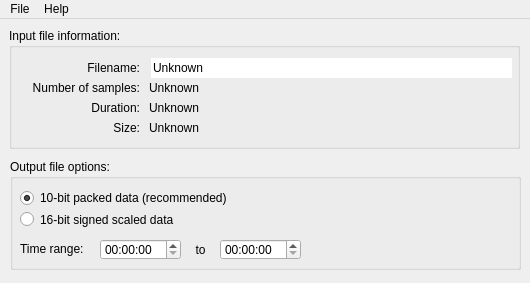
Old version of the form Linux-Application/LaserDiscAnalyser/mainwindow.ui in the repository simoninns/DomesdayDuplicator-gui-app.
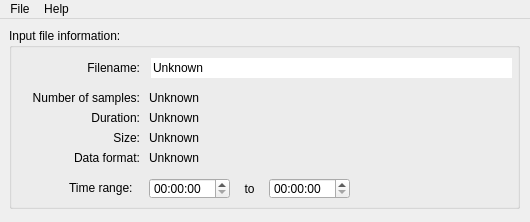
New version of the form.

```diff
--- a/Linux-Application/LaserDiscAnalyser/mainwindow.ui
+++ b/Linux-Application/LaserDiscAnalyser/mainwindow.ui
@@ -7,19 +7,19 @@
     <x>0</x>
     <y>0</y>
     <width>530</width>
-    <height>283</height>
+    <height>222</height>
    </rect>
   </property>
   <property name="minimumSize">
    <size>
     <width>530</width>
-    <height>283</height>
+    <height>222</height>
    </size>
   </property>
   <property name="maximumSize">
    <size>
     <width>530</width>
-    <height>283</height>
+    <height>222</height>
    </size>
   </property>
   <property name="windowTitle">
@@ -32,7 +32,7 @@
       <x>9</x>
       <y>9</y>
       <width>511</width>
-      <height>121</height>
+      <height>181</height>
      </rect>
     </property>
     <property name="title">
@@ -42,7 +42,7 @@
      <property name="geometry">
       <rect>
        <x>10</x>
-       <y>50</y>
+       <y>60</y>
        <width>121</width>
        <height>20</height>
       </rect>
@@ -61,7 +61,7 @@
      <property name="geometry">
       <rect>
        <x>10</x>
-       <y>90</y>
+       <y>100</y>
        <width>121</width>
        <height>20</height>
       </rect>
@@ -80,7 +80,7 @@
      <property name="geometry">
       <rect>
        <x>140</x>
-       <y>50</y>
+       <y>60</y>
        <width>361</width>
        <height>20</height>
       </rect>
@@ -93,7 +93,7 @@
      <property name="geometry">
       <rect>
        <x>140</x>
-       <y>90</y>
+       <y>100</y>
        <width>361</width>
        <height>20</height>
       </rect>
@@ -125,7 +125,7 @@
      <property name="geometry">
       <rect>
        <x>10</x>
-       <y>70</y>
+       <y>80</y>
        <width>121</width>
        <height>20</height>
       </rect>
@@ -144,7 +144,7 @@
      <property name="geometry">
       <rect>
        <x>140</x>
-       <y>70</y>
+       <y>80</y>
        <width>361</width>
        <height>20</height>
       </rect>
@@ -181,53 +181,11 @@
       <bool>true</bool>
      </property>
     </widget>
-   </widget>
-   <widget class="QGroupBox" name="groupBox">
-    <property name="geometry">
-     <rect>
-      <x>10</x>
-      <y>140</y>
-      <width>511</width>
-      <height>111</height>
-     </rect>
-    </property>
-    <property name="title">
-     <string>Output file options:</string>
-    </property>
-    <widget class="QRadioButton" name="tenBitRadioButton">
-     <property name="geometry">
-      <rect>
-       <x>10</x>
-       <y>31</y>
-       <width>491</width>
-       <height>16</height>
-      </rect>
-     </property>
-     <property name="text">
-      <string>10-bit packed data (recommended)</string>
-     </property>
-     <property name="checked">
-      <bool>true</bool>
-     </property>
-    </widget>
-    <widget class="QRadioButton" name="sixteenBitRadioButton">
-     <property name="geometry">
-      <rect>
-       <x>10</x>
-       <y>50</y>
-       <width>491</width>
-       <height>21</height>
-      </rect>
-     </property>
-     <property name="text">
-      <string>16-bit signed scaled data</string>
-     </property>
-    </widget>
     <widget class="QLabel" name="label_5">
      <property name="geometry">
       <rect>
-       <x>10</x>
-       <y>80</y>
+       <x>60</x>
+       <y>150</y>
        <width>81</width>
        <height>20</height>
       </rect>
@@ -236,11 +194,37 @@
       <string>Time range:</string>
      </property>
     </widget>
+    <widget class="QTimeEdit" name="startTimeEdit">
+     <property name="geometry">
+      <rect>
+       <x>140</x>
+       <y>150</y>
+       <width>81</width>
+       <height>21</height>
+      </rect>
+     </property>
+     <property name="currentSection">
+      <enum>QDateTimeEdit::HourSection</enum>
+     </property>
+     <property name="displayFormat">
+      <string>HH:mm:ss</string>
+     </property>
+     <property name="timeSpec">
+      <enum>Qt::UTC</enum>
+     </property>
+     <property name="time">
+      <time>
+       <hour>0</hour>
+       <minute>0</minute>
+       <second>0</second>
+      </time>
+     </property>
+    </widget>
     <widget class="QLabel" name="label_6">
      <property name="geometry">
       <rect>
-       <x>180</x>
-       <y>80</y>
+       <x>230</x>
+       <y>150</y>
        <width>21</width>
        <height>21</height>
       </rect>
@@ -252,37 +236,11 @@
       <set>Qt::AlignCenter</set>
      </property>
     </widget>
-    <widget class="QTimeEdit" name="startTimeEdit">
-     <property name="geometry">
-      <rect>
-       <x>90</x>
-       <y>80</y>
-       <width>81</width>
-       <height>21</height>
-      </rect>
-     </property>
-     <property name="currentSection">
-      <enum>QDateTimeEdit::SecondSection</enum>
-     </property>
-     <property name="displayFormat">
-      <string>HH:mm:ss</string>
-     </property>
-     <property name="timeSpec">
-      <enum>Qt::UTC</enum>
-     </property>
-     <property name="time">
-      <time>
-       <hour>0</hour>
-       <minute>0</minute>
-       <second>0</second>
-      </time>
-     </property>
-    </widget>
     <widget class="QTimeEdit" name="endTimeEdit">
      <property name="geometry">
       <rect>
-       <x>210</x>
-       <y>80</y>
+       <x>260</x>
+       <y>150</y>
        <width>81</width>
        <height>21</height>
       </rect>
@@ -304,6 +262,38 @@
       </time>
      </property>
     </widget>
+    <widget class="QLabel" name="label_7">
+     <property name="geometry">
+      <rect>
+       <x>10</x>
+       <y>120</y>
+       <width>121</width>
+       <height>20</height>
+      </rect>
+     </property>
+     <property name="layoutDirection">
+      <enum>Qt::LeftToRight</enum>
+     </property>
+     <property name="text">
+      <string>Data format:</string>
+     </property>
+     <property name="alignment">
+      <set>Qt::AlignRight|Qt::AlignTrailing|Qt::AlignVCenter</set>
+     </property>
+    </widget>
+    <widget class="QLabel" name="dataFormatLabel">
+     <property name="geometry">
+      <rect>
+       <x>140</x>
+       <y>120</y>
+       <width>361</width>
+       <height>20</height>
+      </rect>
+     </property>
+     <property name="text">
+      <string>Unknown</string>
+     </property>
+    </widget>
    </widget>
   </widget>
   <widget class="QMenuBar" name="menuBar">
```
Left out of the diff: 27 changed lines with no effect on the pictures.
